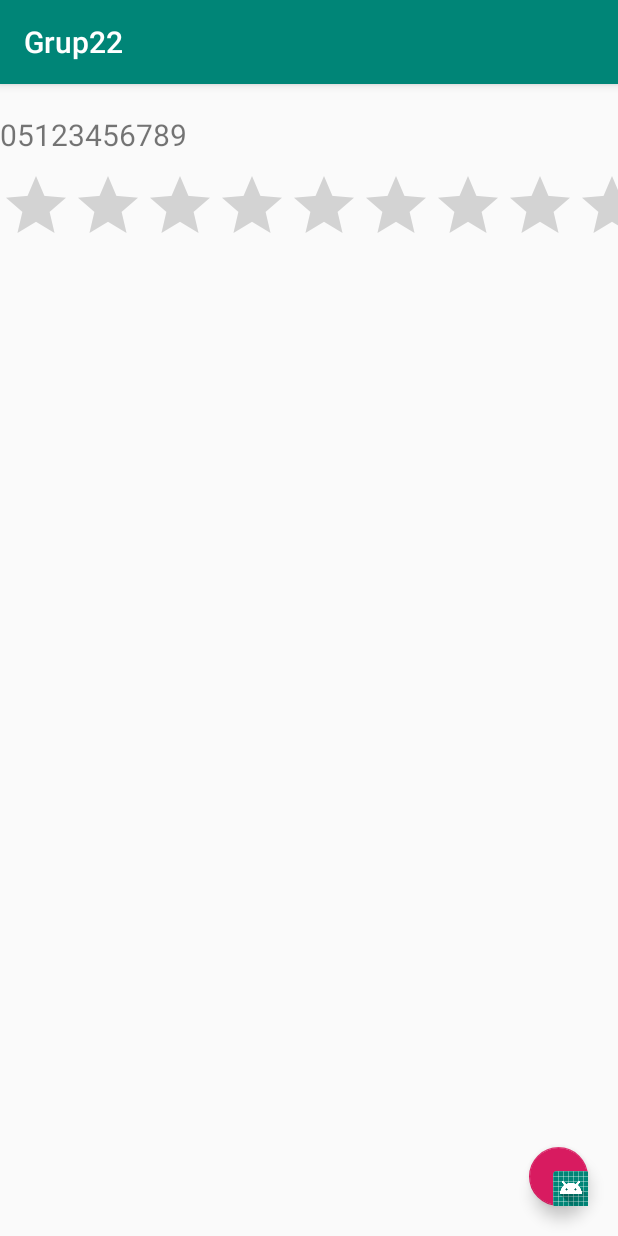
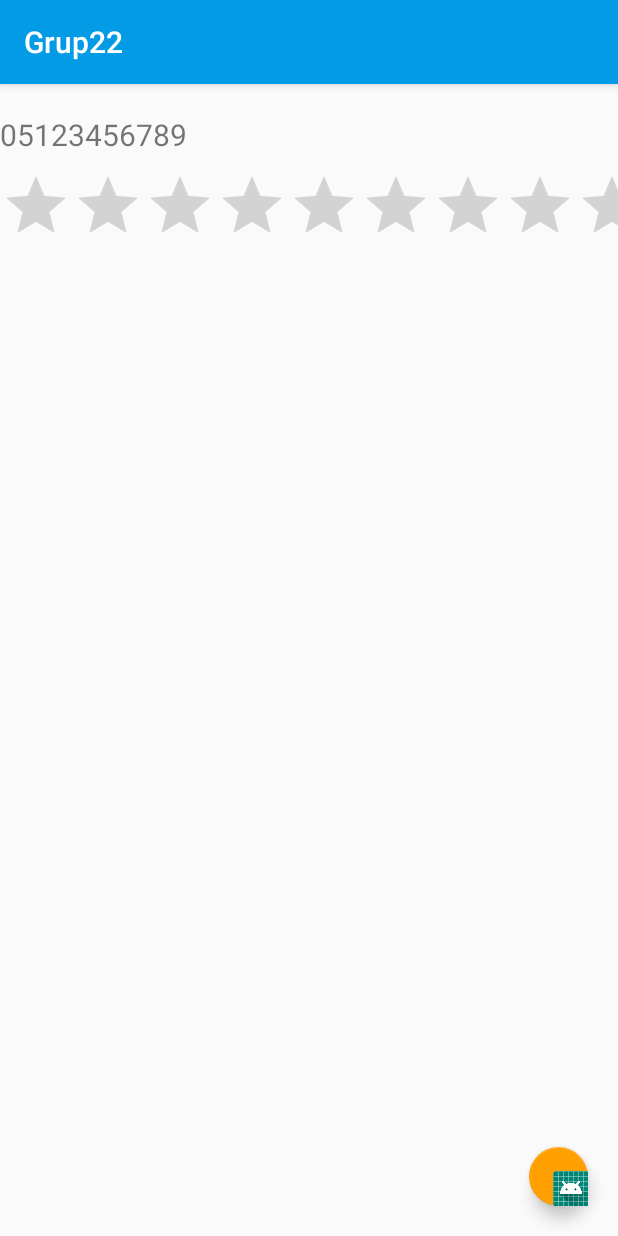
Before and after one commit to mhtkarakose/Grup22, an Android app: the screen it shows after launch once a user with an empty profile is signed in (ProfileActivity), on a phone screen of 412 x 824 dp. Run offline under Robolectric (Android 15) with nearby library versions, the phone set to English and light mode, and no system bars; our stand-ins replace Firebase (no records; nobody signed in at launch, a user with empty details on screens opened directly).

Commit message:
color.xml

```diff
--- a/app/src/main/res/values/colors.xml
+++ b/app/src/main/res/values/colors.xml
@@ -1,6 +1,8 @@
 <?xml version="1.0" encoding="utf-8"?>
 <resources>
-    <color name="colorPrimary">#008577</color>
-    <color name="colorPrimaryDark">#00574B</color>
-    <color name="colorAccent">#D81B60</color>
+    <color name="colorPrimary">#039BE5</color>
+    <color name="colorPrimaryDark">#0288D1</color>
+    <color name="colorAccent">#FFA000</color>
+    <color name="grey_100">#F5F5F5</color>
+    <color name="grey_300">#E0E0E0</color>
 </resources>
```
